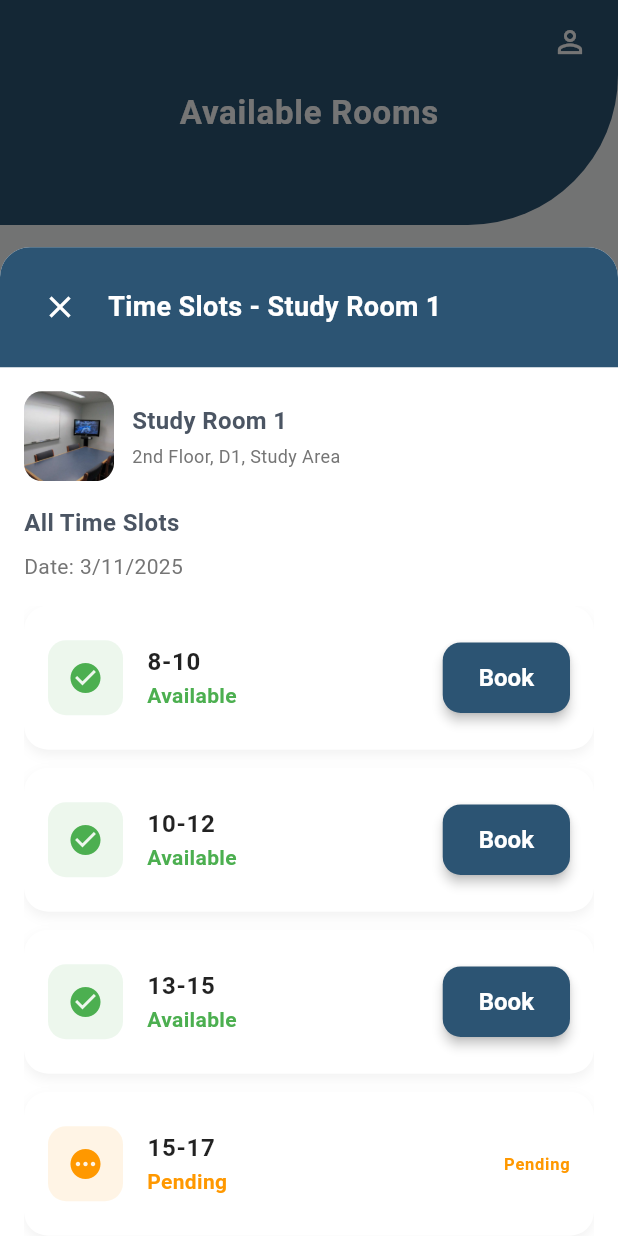
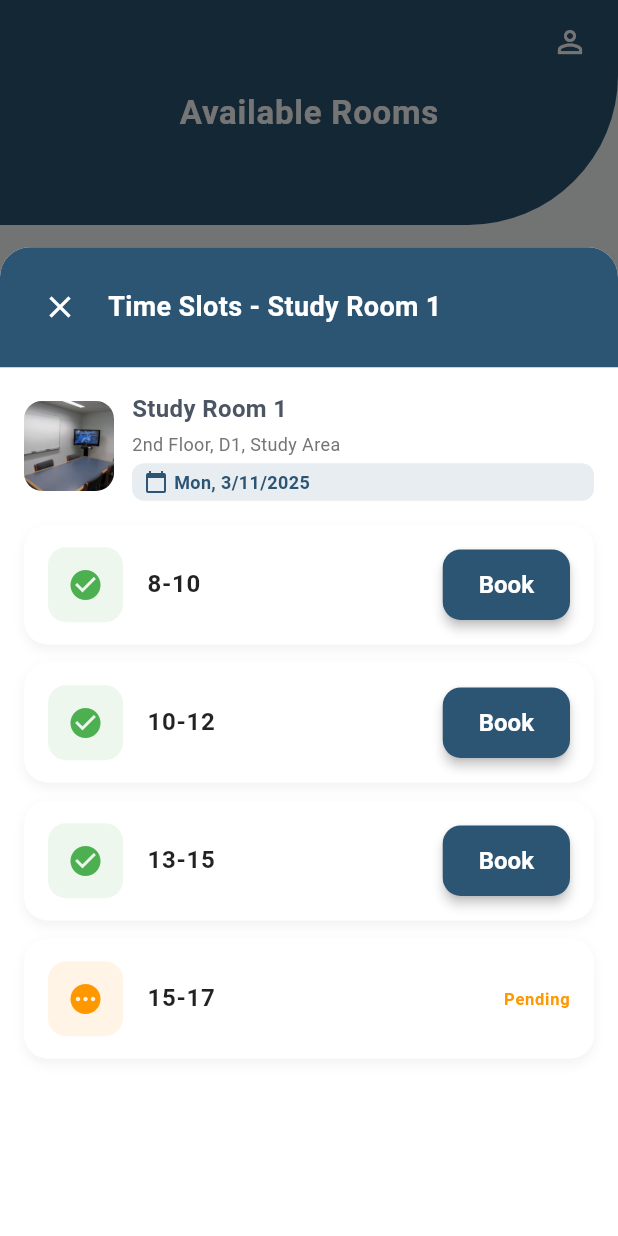
Before and after one commit to riley-tannie/room_booking, a Flutter app: the HomeScreen screen opened directly, after a tap on "Book Now", on a phone screen of 412 x 824 dp. Run offline on Flutter 3.47's test engine with Material 3 defaults, Android fonts, the phone set to English and light mode, and no system bars; our stand-ins replace shared_preferences; accounts and stored records are empty.

Commit message:
Edit student ui

```diff
--- a/lib/student/booking_history.dart
+++ b/lib/student/booking_history.dart
@@ -7,9 +7,11 @@ class BookingHistory extends StatelessWidget {
 
   @override
   Widget build(BuildContext context) {
-    // Get ALL bookings for current user, sorted by date (newest first)
+
     final userBookings = BookingDataStore.userBookings
-        .where((booking) => booking.studentId == BookingDataStore.currentStudentId)
+        .where((booking) =>
+            booking.studentId == BookingDataStore.currentStudentId &&
+            booking.status == 'Approved')
         .toList()
       ..sort((a, b) => b.date.compareTo(a.date));
 
@@ -152,21 +154,21 @@ class BookingHistory extends StatelessWidget {
                     ],
                   ),
                   const SizedBox(height: 4),
-                  // Add status badge
+                  // Status badge (Approved only)
                   Container(
                     padding: const EdgeInsets.symmetric(horizontal: 8, vertical: 2),
                     decoration: BoxDecoration(
-                      color: _getStatusColor(booking.status).withOpacity(0.1),
+                      color: const Color(0xFF26A65B).withOpacity(0.1),
                       borderRadius: BorderRadius.circular(8),
                       border: Border.all(
-                        color: _getStatusColor(booking.status),
+                        color: const Color(0xFF26A65B),
                         width: 1,
                       ),
                     ),
-                    child: Text(
-                      booking.status,
+                    child: const Text(
+                      'Approved',
                       style: TextStyle(
-                        color: _getStatusColor(booking.status),
+                        color: Color(0xFF26A65B),
                         fontSize: 10,
                         fontWeight: FontWeight.bold,
                       ),
@@ -221,7 +223,7 @@ class BookingHistory extends StatelessWidget {
           ),
           const SizedBox(height: 16),
           const Text(
-            "No Booking History",
+            "No Approved Bookings",
             style: TextStyle(
               color: Colors.grey,
               fontSize: 16,
@@ -230,7 +232,7 @@ class BookingHistory extends StatelessWidget {
           ),
           const SizedBox(height: 8),
           const Text(
-            "Your bookings will appear here",
+            "Your approved bookings will appear here",
             style: TextStyle(
               color: Colors.grey,
               fontSize: 14,
@@ -240,19 +242,6 @@ class BookingHistory extends StatelessWidget {
         ],
       ),
     );
-  }
-
-  Color _getStatusColor(String status) {
-    switch (status) {
-      case 'Approved':
-        return const Color(0xFF26A65B); // Green
-      case 'Pending':
-        return const Color(0xFFD4A017); // Orange/Yellow
-      case 'Rejected':
-        return const Color(0xFFD64541); // Red
-      default:
-        return const Color(0xFF6B7280); // Gray
-    }
   }
 
   String _getMonthName(int month) {
--- a/lib/student/homepage.dart
+++ b/lib/student/homepage.dart
@@ -1,6 +1,5 @@
 import 'package:flutter/material.dart';
 import 'room_list.dart';
-import 'booking.dart';
 import 'request_status.dart';
 import 'booking_history.dart';
 import 'profile.dart';
@@ -14,8 +13,7 @@ class _HomeScreenState extends State<HomeScreen> {
   int _currentIndex = 0;
 
   final List<Widget> _pages = [
-    RoomList(), // This should NOT have its own header
-    Booking(),
+    RoomList(),
     RequestStatus(),
     BookingHistory(),
   ];
@@ -25,10 +23,8 @@ class _HomeScreenState extends State<HomeScreen> {
       case 0:
         return 'Available Rooms';
       case 1:
-        return 'Booking';
+        return 'Request Status';
       case 2:
-        return 'Request Status';
-      case 3:
         return 'Booking History';
       default:
         return 'Room Reservation';
@@ -113,9 +109,8 @@ class _HomeScreenState extends State<HomeScreen> {
         child: Row(
           children: [
             _buildNavItem(Icons.meeting_room, 'Rooms', 0),
-            _buildNavItem(Icons.book_online, 'Booking', 1),
-            _buildNavItem(Icons.pending_actions, 'Requests', 2),
-            _buildNavItem(Icons.history, 'History', 3),
+            _buildNavItem(Icons.pending_actions, 'Requests', 1),
+            _buildNavItem(Icons.history, 'History', 2),
           ],
         ),
       ),
--- a/lib/student/room_list.dart
+++ b/lib/student/room_list.dart
@@ -14,17 +14,24 @@ class _RoomListState extends State<RoomList> {
 
   @override
   Widget build(BuildContext context) {
-    // Get filtered rooms based on selected tab and search
-    final filteredRooms = BookingDataStore.availableRooms.where((room) {
+    // กรองห้องที่ไม่ต้องการ
+    final filteredRooms = BookingDataStore.availableRooms
+        .where((room) =>
+            room.name != "Conference Room A" &&
+            room.name != "Collaborative Space 1")
+        .where((room) {
       final matchesTab = selectedTab == "All" || room.category == selectedTab;
-      final matchesSearch = room.name.toLowerCase().contains(searchQuery.toLowerCase());
+      final matchesSearch =
+          room.name.toLowerCase().contains(searchQuery.toLowerCase());
       return matchesTab && matchesSearch;
     }).toList();
 
-    // Group rooms by category for "All" tab
+    // จัดกลุ่มห้องตามประเภทสำหรับแท็บ All
     final Map<String, List<BookingRoom>> groupedRooms = {};
     if (selectedTab == "All") {
       for (var room in BookingDataStore.availableRooms) {
+        if (room.name == "Conference Room A" ||
+            room.name == "Collaborative Space 1") continue;
         if (room.name.toLowerCase().contains(searchQuery.toLowerCase())) {
           groupedRooms.putIfAbsent(room.category, () => []).add(room);
         }
@@ -44,9 +51,32 @@ class _RoomListState extends State<RoomList> {
               color: Colors.black87,
             ),
           ),
-          const SizedBox(height: 16),
 
-          // Search and Filter
+          // 🗓 วันที่สวย
+          Container(
+            margin: const EdgeInsets.only(top: 4, bottom: 16),
+            padding: const EdgeInsets.symmetric(vertical: 8, horizontal: 16),
+            decoration: BoxDecoration(
+              color: const Color(0xFFE8EDF1),
+              borderRadius: BorderRadius.circular(12),
+            ),
+            child: Row(
+              children: [
+                const Icon(Icons.calendar_today, size: 18, color: Color(0xFF2C5473)),
+                const SizedBox(width: 8),
+                Text(
+                  _formatDateWithWeekday(DateTime.now()),
+                  style: const TextStyle(
+                    fontSize: 14,
+                    fontWeight: FontWeight.w600,
+                    color: Color(0xFF2C5473),
+                  ),
+                ),
+              ],
+            ),
+          ),
+
+          // Search + Filter
           Row(
             children: [
               Expanded(
@@ -78,7 +108,7 @@ class _RoomListState extends State<RoomList> {
           ),
           const SizedBox(height: 24),
 
-          // Tabs - Only Multimedia Room, Study Room, and Lecture Hall
+          // Tabs
           Container(
             decoration: BoxDecoration(
               color: const Color(0xFFE8EDF1),
@@ -96,7 +126,7 @@ class _RoomListState extends State<RoomList> {
           ),
           const SizedBox(height: 20),
 
-          // Show grouped rooms when "All" is selected, otherwise show filtered list
+          // แสดงห้อง
           selectedTab == "All"
               ? _buildGroupedRooms(groupedRooms)
               : _buildFilteredRooms(filteredRooms),
@@ -168,14 +198,16 @@ class _RoomListState extends State<RoomList> {
   }
 
   Widget _buildRoomCard(BookingRoom room) {
-    // Count different slot types
-    final availableSlots = room.timeSlots.where((slot) => slot.status == 'free').length;
-    final pendingSlots = room.timeSlots.where((slot) => slot.status == 'pending').length;
-    final reservedSlots = room.timeSlots.where((slot) => slot.status == 'reserved').length;
-    final disabledSlots = room.timeSlots.where((slot) => slot.status == 'disabled').length;
+    final availableSlots =
+        room.timeSlots.where((slot) => slot.status == 'free').length;
+    final pendingSlots =
+        room.timeSlots.where((slot) => slot.status == 'pending').length;
+    final reservedSlots =
+        room.timeSlots.where((slot) => slot.status == 'reserved').length;
+    final disabledSlots =
+        room.timeSlots.where((slot) => slot.status == 'disabled').length;
 
-    final canBook = availableSlots > 0 &&
-                    !room.isDisabled; // REMOVED: && BookingDataStore.canStudentBookToday()
+    final canBook = availableSlots > 0 && !room.isDisabled;
 
     return Container(
       margin: const EdgeInsets.only(bottom: 12),
@@ -194,7 +226,6 @@ class _RoomListState extends State<RoomList> {
         padding: const EdgeInsets.all(16),
         child: Row(
           children: [
-            // Room Image
             ClipRRect(
               borderRadius: BorderRadius.circular(12),
               child: Image.asset(
@@ -217,8 +248,6 @@ class _RoomListState extends State<RoomList> {
               ),
             ),
             const SizedBox(width: 16),
-
-            // Room Info
             Expanded(
               child: Column(
                 crossAxisAlignment: CrossAxisAlignment.start,
@@ -242,7 +271,8 @@ class _RoomListState extends State<RoomList> {
                   const SizedBox(height: 4),
                   Row(
                     children: [
-                      const Icon(Icons.location_on, size: 14, color: Colors.black54),
+                      const Icon(Icons.location_on,
+                          size: 14, color: Colors.black54),
                       const SizedBox(width: 4),
                       Expanded(
                         child: Text(
@@ -267,18 +297,17 @@ class _RoomListState extends State<RoomList> {
                 ],
               ),
             ),
-
-            // Single Book Now Button
             ElevatedButton(
-              onPressed: canBook ? () {
-                _showTimeSlotSelection(context, room);
-              } : null,
+              onPressed:
+                  canBook ? () => _showTimeSlotSelection(context, room) : null,
               style: ElevatedButton.styleFrom(
-                backgroundColor: canBook ? const Color(0xFF2C5473) : Colors.grey,
+                backgroundColor:
+                    canBook ? const Color(0xFF2C5473) : Colors.grey,
                 shape: RoundedRectangleBorder(
                   borderRadius: BorderRadius.circular(12),
                 ),
-                padding: const EdgeInsets.symmetric(horizontal: 20, vertical: 12),
+                padding:
+                    const EdgeInsets.symmetric(horizontal: 20, vertical: 12),
               ),
               child: const Text(
                 'Book Now',
@@ -296,7 +325,6 @@ class _RoomListState extends State<RoomList> {
   }
 
   void _showTimeSlotSelection(BuildContext context, BookingRoom room) {
-    final availableSlots = BookingDataStore.getAvailableTimeSlots(room.id);
     final allSlots = room.timeSlots;
 
     showModalBottomSheet(
@@ -314,7 +342,6 @@ class _RoomListState extends State<RoomList> {
         ),
         child: Column(
           children: [
-            // Header
             Container(
               padding: const EdgeInsets.all(16),
               decoration: const BoxDecoration(
@@ -345,7 +372,7 @@ class _RoomListState extends State<RoomList> {
               ),
             ),
 
-            // Room Info
+            // Room Info + วันที่
             Padding(
               padding: const EdgeInsets.all(16),
               child: Row(
@@ -357,18 +384,6 @@ class _RoomListState extends State<RoomList> {
                       width: 60,
                       height: 60,
                       fit: BoxFit.cover,
-                      errorBuilder: (context, error, stackTrace) {
-                        return Container(
-                          width: 60,
-                          height: 60,
-                          color: const Color(0xFFE8EDF1),
-                          child: const Icon(
-                            Icons.photo,
-                            color: Color(0xFF2C5473),
-                            size: 24,
-                          ),
-                        );
-                      },
                     ),
                   ),
                   const SizedBox(width: 12),
@@ -391,6 +406,29 @@ class _RoomListState extends State<RoomList> {
                             fontSize: 12,
                           ),
                         ),
+                        const SizedBox(height: 4),
+                        Container(
+                          padding: const EdgeInsets.symmetric(
+                              vertical: 4, horizontal: 8),
+                          decoration: BoxDecoration(
+                            color: const Color(0xFFE8EDF1),
+                            borderRadius: BorderRadius.circular(8),
+                          ),
+                          child: Row(
+                            children: [
+                              const Icon(Icons.calendar_today,
+                                  size: 16, color: Color(0xFF2C5473)),
+                              const SizedBox(width: 4),
+                              Text(
+                                _formatDateWithWeekday(DateTime.now()),
+                                style: const TextStyle(
+                                    fontSize: 12,
+                                    fontWeight: FontWeight.w600,
+                                    color: Color(0xFF2C5473)),
+                              ),
+                            ],
+                          ),
+                        ),
                       ],
                     ),
                   ),
@@ -398,38 +436,16 @@ class _RoomListState extends State<RoomList> {
               ),
             ),
 
-            // Time Slots
             Expanded(
               child: Padding(
                 padding: const EdgeInsets.symmetric(horizontal: 16),
-                child: Column(
-                  crossAxisAlignment: CrossAxisAlignment.start,
-                  children: [
-                    const Text(
-                      "All Time Slots",
-                      style: TextStyle(
-                        fontSize: 16,
-                        fontWeight: FontWeight.bold,
-                      ),
-                    ),
-                    const SizedBox(height: 8),
-                    Text(
-                      "Date: ${_formatDate(DateTime.now())}",
-                      style: TextStyle(
-                        color: Colors.grey[600],
-                      ),
-                    ),
-                    const SizedBox(height: 16),
-
-                    if (allSlots.isEmpty)
-                      _buildNoSlotsAvailable()
-                    else
-                      Expanded(
-                        child: ListView(
-                          children: allSlots.map((slot) => _buildTimeSlotCard(slot, context, room)).toList(),
-                        ),
-                      ),
-                  ],
+                child: allSlots.isEmpty
+                    ? _buildNoSlotsAvailable()
+                    : ListView(
+                        children: allSlots
+                            .map((slot) =>
+                                _buildTimeSlotCard(slot, context, room))
+                            .toList(),
                       ),
               ),
             ),
@@ -444,26 +460,21 @@ class _RoomListState extends State<RoomList> {
       padding: const EdgeInsets.all(40),
       child: Column(
         children: [
-          Icon(
-            Icons.schedule,
-            size: 48,
-            color: Colors.grey[400],
-          ),
+          Icon(Icons.schedule, size: 48, color: Colors.grey[400]),
           const SizedBox(height: 12),
           const Text(
             "No time slots available",
-            style: TextStyle(
-              color: Colors.grey,
-              fontWeight: FontWeight.w500,
-            ),
+            style: TextStyle(color: Colors.grey, fontWeight: FontWeight.w500),
           ),
         ],
       ),
     );
   }
 
-  Widget _buildTimeSlotCard(TimeSlot slot, BuildContext context, BookingRoom room) {
-    final isAvailable = slot.status == 'free' && BookingDataStore.isTimeSlotAvailable(slot);
+  Widget _buildTimeSlotCard(
+      TimeSlot slot, BuildContext context, BookingRoom room) {
+    final isAvailable =
+        slot.status == 'free' && BookingDataStore.isTimeSlotAvailable(slot);
 
     return Container(
       margin: const EdgeInsets.only(bottom: 12),
@@ -479,7 +490,8 @@ class _RoomListState extends State<RoomList> {
         ],
       ),
       child: ListTile(
-        contentPadding: const EdgeInsets.symmetric(horizontal: 16, vertical: 12),
+        contentPadding:
+            const EdgeInsets.symmetric(horizontal: 16, vertical: 12),
         leading: Container(
           width: 50,
           height: 50,
@@ -487,31 +499,17 @@ class _RoomListState extends State<RoomList> {
             color: slot.color.withOpacity(0.1),
             borderRadius: BorderRadius.circular(12),
           ),
-          child: Icon(
-            _getStatusIcon(slot.status),
-            color: slot.color,
+          child: Icon(_getStatusIcon(slot.status), color: slot.color),
         ),
-        ),
-        title: Text(
-          slot.time,
+        title: Text(slot.time,
             style: const TextStyle(
               fontSize: 16,
               fontWeight: FontWeight.w600,
               color: Colors.black87,
-          ),
-        ),
-        subtitle: Text(
-          slot.displayStatus,
-          style: TextStyle(
-            color: slot.color,
-            fontWeight: FontWeight.w600,
-          ),
-        ),
+            )),
         trailing: isAvailable
             ? ElevatedButton(
-                onPressed: () {
-                  _bookTimeSlot(context, slot, room);
-                },
+                onPressed: () => _bookTimeSlot(context, slot, room),
                 style: ElevatedButton.styleFrom(
                   backgroundColor: const Color(0xFF2C5473),
                   shape: RoundedRectangleBorder(
@@ -521,24 +519,21 @@ class _RoomListState extends State<RoomList> {
                 child: const Text(
                   'Book',
                   style: TextStyle(
-                    color: Colors.white,
-                    fontWeight: FontWeight.w600,
-                  ),
+                      color: Colors.white, fontWeight: FontWeight.w600),
                 ),
               )
             : Text(
                 slot.displayStatus,
                 style: TextStyle(
-                  color: slot.color,
-                  fontWeight: FontWeight.w600,
-                ),
+                    color: slot.color, fontWeight: FontWeight.w600),
               ),
       ),
     );
   }
 
-  String _formatDate(DateTime date) {
-    return "${date.day}/${date.month}/${date.year}";
+  String _formatDateWithWeekday(DateTime date) {
+    const weekdays = ["Sun", "Mon", "Tue", "Wed", "Thu", "Fri", "Sat"];
+    return "${weekdays[date.weekday % 7]}, ${date.day}/${date.month}/${date.year}";
   }
 
   IconData _getStatusIcon(String status) {
@@ -557,7 +552,6 @@ class _RoomListState extends State<RoomList> {
   }
 
   void _bookTimeSlot(BuildContext context, TimeSlot slot, BookingRoom room) {
-    // REMOVED: Booking limit check
     showDialog(
       context: context,
       builder: (context) => AlertDialog(
@@ -568,14 +562,11 @@ class _RoomListState extends State<RoomList> {
           children: [
             Text('Room: ${room.name}'),
             Text('Time: ${slot.time}'),
-            Text('Date: ${_formatDate(DateTime.now())}'),
+            Text('Date: ${_formatDateWithWeekday(DateTime.now())}'),
             const SizedBox(height: 8),
             const Text(
               'Note: Booking will be pending approval',
-              style: TextStyle(
-                fontSize: 12,
-                color: Colors.grey,
-              ),
+              style: TextStyle(fontSize: 12, color: Colors.grey),
             ),
           ],
         ),
@@ -599,8 +590,6 @@ class _RoomListState extends State<RoomList> {
   }
 
   void _confirmBooking(BuildContext context, TimeSlot slot, BookingRoom room) {
-    try {
-      // Create the booking
     final booking = UserBooking(
       id: 'booking_${DateTime.now().millisecondsSinceEpoch}',
       roomName: room.name,
@@ -613,14 +602,10 @@ class _RoomListState extends State<RoomList> {
       bookedAt: DateTime.now(),
     );
 
-      // Add booking to history and update room status
     BookingDataStore.addBooking(booking);
+    Navigator.pop(context);
+    Navigator.pop(context);
 
-      // Close all dialogs and bottom sheet
-      Navigator.pop(context); // Close confirmation dialog
-      Navigator.pop(context); // Close bottom sheet
-
-      // Show success message
     ScaffoldMessenger.of(context).showSnackBar(
       SnackBar(
         content: Text('Successfully booked ${room.name} for ${slot.time}. Status: Pending'),
@@ -629,15 +614,6 @@ class _RoomListState extends State<RoomList> {
       ),
     );
 
-      // Refresh the state
     setState(() {});
-    } catch (e) {
-      ScaffoldMessenger.of(context).showSnackBar(
-        SnackBar(
-          content: Text('Booking failed: $e'),
-          backgroundColor: Colors.red,
-        ),
-      );
   }
 }
-}
```
Also changed, not shown: lib/student/request_status.dart (+26 -147 lines). Lines whose indentation alone changed are shown as unchanged.
